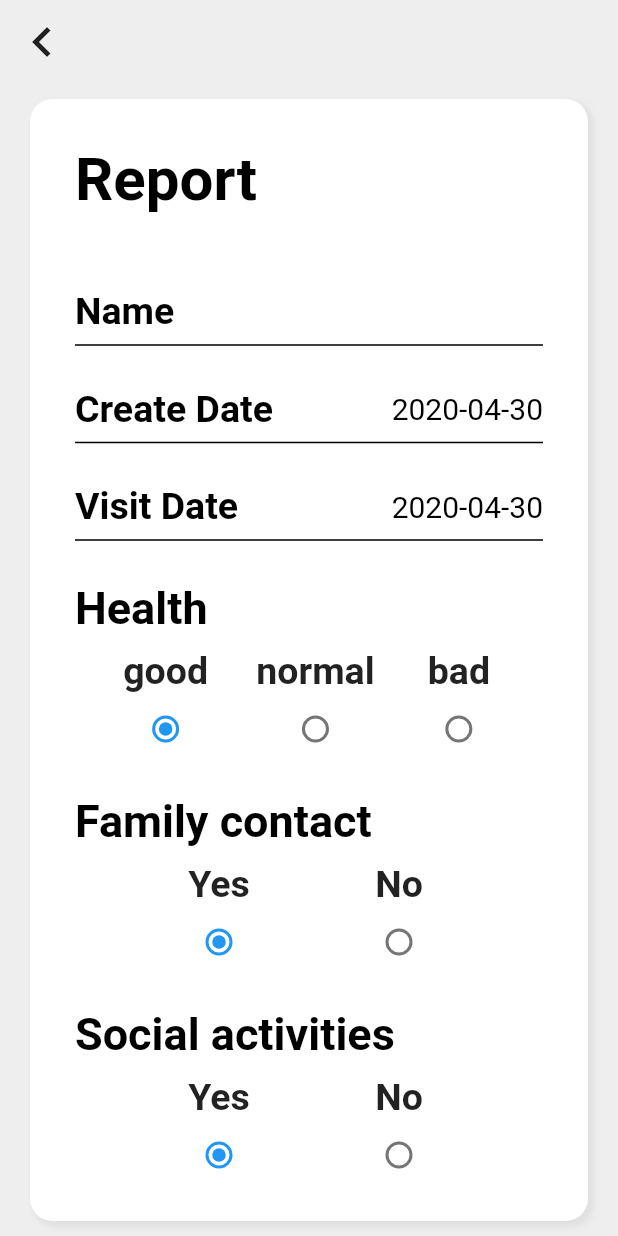
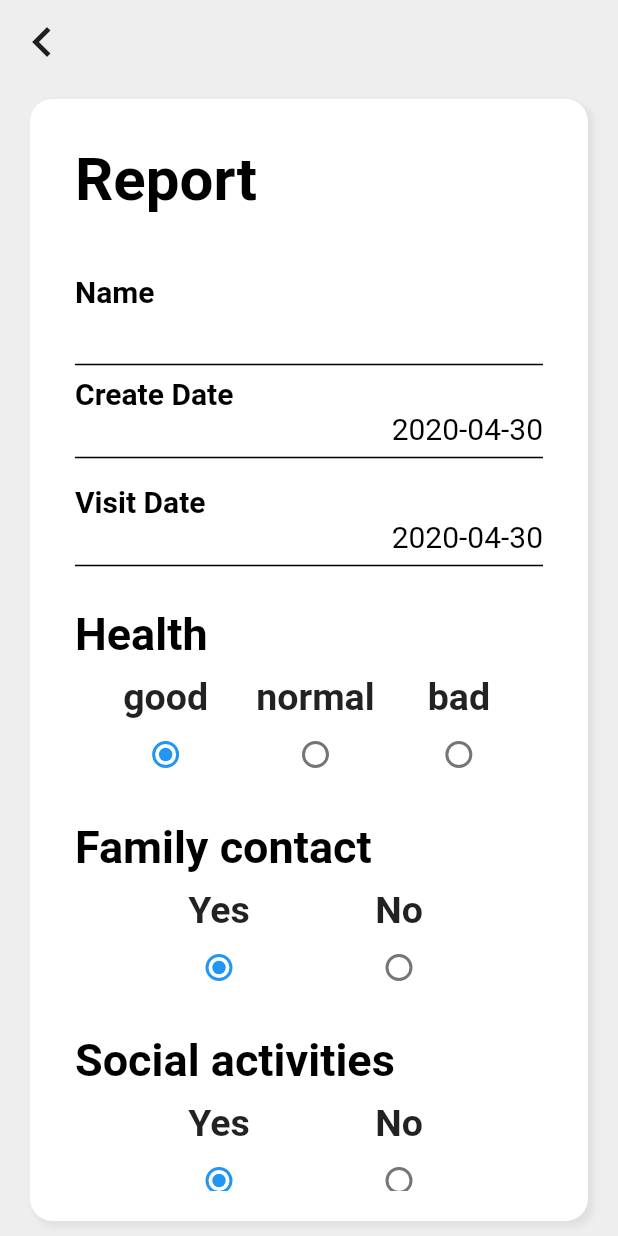
Before and after one commit to DSCHUFS/DSC-Solution-Challenge-2020, a Flutter app: the ReportPage screen opened directly with empty values, on a phone screen of 412 x 824 dp. Run offline on Flutter 3.47's test engine with Material 2 defaults, Android fonts, the phone set to English and light mode, and no system bars; our stand-ins replace cloud_firestore, device_preview, email_validator, firebase_auth, firebase_messaging, firebase_storage and 3 more; missing offline and left inert: firebase_image; accounts and stored records are empty.

Commit message:
fix size all

```diff
--- a/lib/components/report_card.dart
+++ b/lib/components/report_card.dart
@@ -24,7 +24,7 @@ class PersonalReportCard extends StatelessWidget {
         mainAxisAlignment: MainAxisAlignment.spaceBetween,
         children: <Widget>[
           Container(
-            padding: EdgeInsets.all(20.0),
+            padding: EdgeInsets.symmetric(vertical:10.0),
             child: Column(
               crossAxisAlignment: CrossAxisAlignment.start,
               children: <Widget>[
@@ -37,9 +37,9 @@ class PersonalReportCard extends StatelessWidget {
                   ),
                   textAlign: TextAlign.left,
                 ),
-                SizedBox(height: 5.0,),
+                // SizedBox(height: 5.0,),
                 Text(
-                  'Last Update Date: $latestDate',
+                  'Last Update Date: \n$latestDate',
                   style: TextStyle(
                     color: Colors.black54,
                     fontSize: 15.0,
--- a/lib/reportPage.dart
+++ b/lib/reportPage.dart
@@ -67,29 +67,60 @@ class _ReportPageState extends State<ReportPage> {
                 ),
                 SizedBox(height: 30),
                 Container(
-                  margin: EdgeInsets.all(10.0),
+                  margin: EdgeInsets.symmetric(horizontal: 10.0),
                   child: Column(
                     crossAxisAlignment: CrossAxisAlignment.start,
-                    children: <Widget>[
-                      Row(
-                        mainAxisAlignment: MainAxisAlignment.spaceBetween,
                     children: <Widget>[
                       Text(
                         'Name',
                         style: TextStyle(
                           color: Colors.black,
-                              fontSize: 25.0,
+                          fontSize: 20.0,
                           fontWeight: FontWeight.bold,
                         ),
                       ),
+                      Align(
+                        alignment: Alignment.centerRight,
+                        child: Text(
+                          widget.name,
+                          style: TextStyle(
+                            color: Colors.black,
+                            fontSize: 25.0,
+                          ),
+                        ),
+                      ),
+                      Padding(
+                        padding: EdgeInsets.all(0),
+                        child: Divider(
+                          thickness: 1,
+                          color: Colors.black,
+                        ),
+                      ),
+                    ],
+                  ),
+                ),
+                Container(
+                  margin: EdgeInsets.symmetric(horizontal: 10.0),
+                  child: Column(
+                    crossAxisAlignment: CrossAxisAlignment.start,
+                    children: <Widget>[
                       Text(
-                            widget.name,
+                        'Create Date',
+                        style: TextStyle(
+                          color: Colors.black,
+                          fontSize: 20.0,
+                          fontWeight: FontWeight.bold,
+                        ),
+                      ),
+                      Align(
+                        alignment: Alignment.centerRight,
+                        child: Text(
+                          now.toString().substring(0, 10),
                           style: TextStyle(
                             color: Colors.black,
                             fontSize: 20.0,
                           ),
-                          )
-                        ],
+                        ),
                       ),
                       Padding(
                         padding: EdgeInsets.all(0),
@@ -106,53 +137,17 @@ class _ReportPageState extends State<ReportPage> {
                   child: Column(
                     crossAxisAlignment: CrossAxisAlignment.start,
                     children: <Widget>[
-                      Row(
-                        mainAxisAlignment: MainAxisAlignment.spaceBetween,
-                        children: <Widget>[
-                          Text(
-                            'Create Date',
-                            style: TextStyle(
-                              color: Colors.black,
-                              fontSize: 25.0,
-                              fontWeight: FontWeight.bold,
-                            ),
-                          ),
-                          Text(
-                            now.toString().substring(0, 10),
-                            style: TextStyle(
-                              color: Colors.black,
-                              fontSize: 20.0,
-                            ),
-                          )
-                        ],
-                      ),
-                      Padding(
-                        padding: EdgeInsets.all(0),
-                        child: Divider(
-                          thickness: 1,
-                          color: Colors.black,
-                        ),
-                      ),
-                    ],
-                  ),
-                ),
-                Container(
-                  margin: EdgeInsets.all(10.0),
-                  child: Column(
-                    crossAxisAlignment: CrossAxisAlignment.start,
-                    children: <Widget>[
-                      Row(
-                        mainAxisAlignment: MainAxisAlignment.spaceBetween,
-                        children: <Widget>[
                       Text(
                         'Visit Date',
                         style: TextStyle(
                           color: Colors.black,
-                              fontSize: 25.0,
+                          fontSize: 20.0,
                           fontWeight: FontWeight.bold,
                         ),
                       ),
-                          GestureDetector(
+                      Align(
+                        alignment: Alignment.centerRight,
+                        child: GestureDetector(
                           child: Text(
                             visitDate.toString().substring(0, 10),
                             style: TextStyle(
@@ -165,18 +160,17 @@ class _ReportPageState extends State<ReportPage> {
                                     context: context,
                                     initialDate: visitDate,
                                     firstDate: DateTime(2019),
-                                  lastDate: DateTime(2101)) ?? now;
+                                    lastDate: DateTime(2101)) ??
+                                now;
                             if (picked.isAfter(now)) {
                               alertPopup(context, 3);
-                              } else if (picked != null &&
-                                  picked != visitDate) {
+                            } else if (picked != null && picked != visitDate) {
                               setState(() {
                                 visitDate = picked;
                               });
                             }
                           },
                         ),
-                        ],
                       ),
                       Padding(
                         padding: EdgeInsets.all(0),
```
Also changed, not shown: lib/components/singleReport_card.dart (+23 -5 lines), lib/managementPage.dart (+11 -12 lines). Lines whose indentation alone changed are shown as unchanged.
